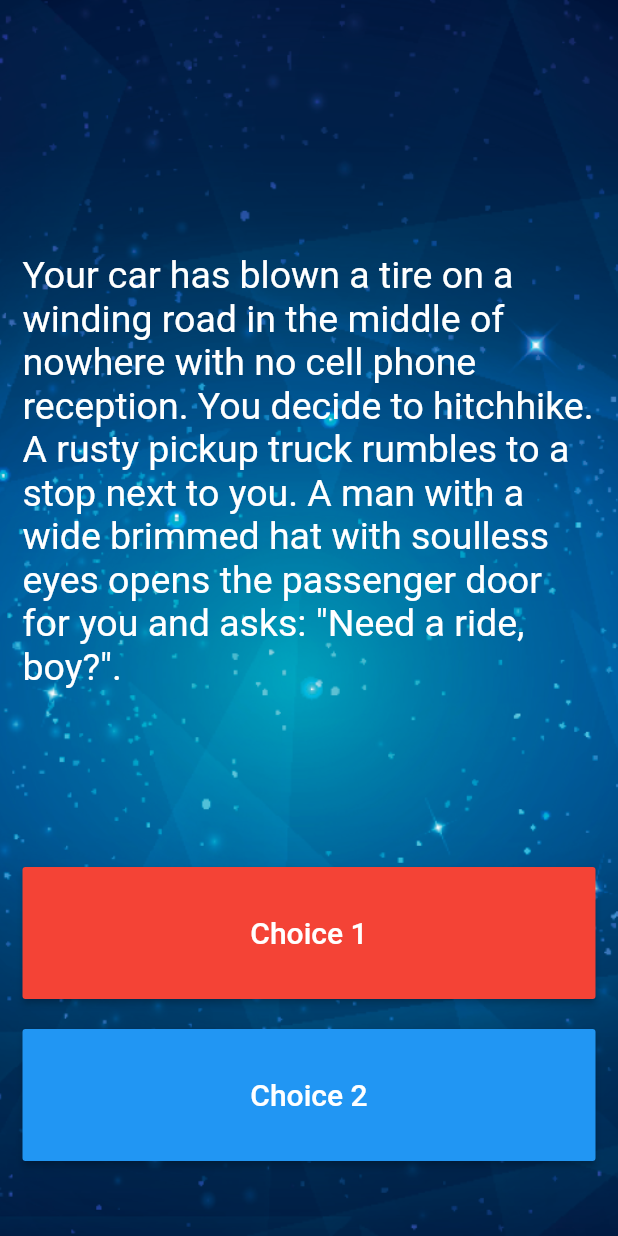
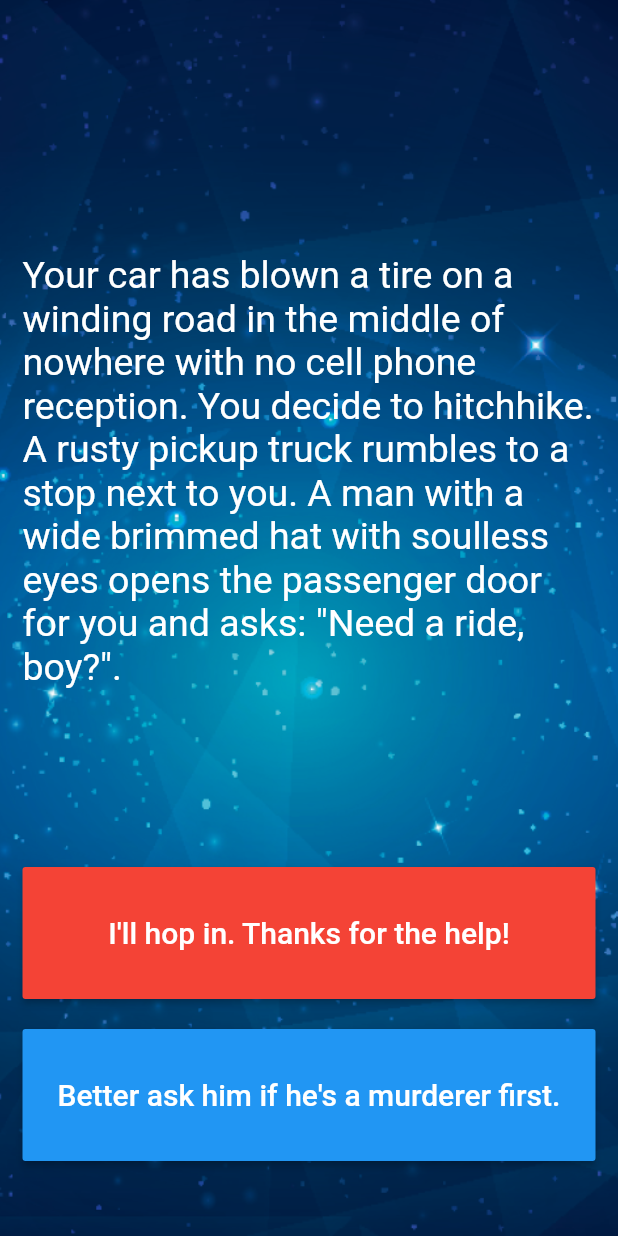
Before and after one commit to novelworm777/flutter-examples, a Flutter app: the screen it shows after launch, on a phone screen of 412 x 824 dp. Run offline on Flutter 3.47's test engine with Material 2 defaults, Android fonts, the phone set to English and light mode, and no system bars; our stand-ins replace audioplayers, rflutter_alert.

Commit message:
Step 11/12/13/14 - Display the Choices in the App

```diff
--- a/destini-challenge/lib/main.dart
+++ b/destini-challenge/lib/main.dart
@@ -1,7 +1,5 @@
 import 'package:destini_challenge_starting/story_brain.dart';
 import 'package:flutter/material.dart';
-
-//TODO: Step 15 - Run the app and see if you can see the screen update with the first story. Delete this TODO if it looks as you expected.
 
 void main() => runApp(Destini());
 
@@ -57,8 +55,7 @@ class _StoryPageState extends State<StoryPage> {
                   },
                   color: Colors.red,
                   child: Text(
-                    //TODO: Step 13 - Use the storyBrain to get the text for choice 1.
-                    'Choice 1',
+                    storyBrain.getChoice1(),
                     style: TextStyle(
                       fontSize: 20.0,
                     ),
@@ -79,8 +76,7 @@ class _StoryPageState extends State<StoryPage> {
                   },
                   color: Colors.blue,
                   child: Text(
-                    //TODO: Step 14 - Use the storyBrain to get the text for choice 2.
-                    'Choice 2',
+                    storyBrain.getChoice2(),
                     style: TextStyle(
                       fontSize: 20.0,
                     ),
```
Also changed, not shown: destini-challenge/lib/story_brain.dart (+4 -4 lines).
